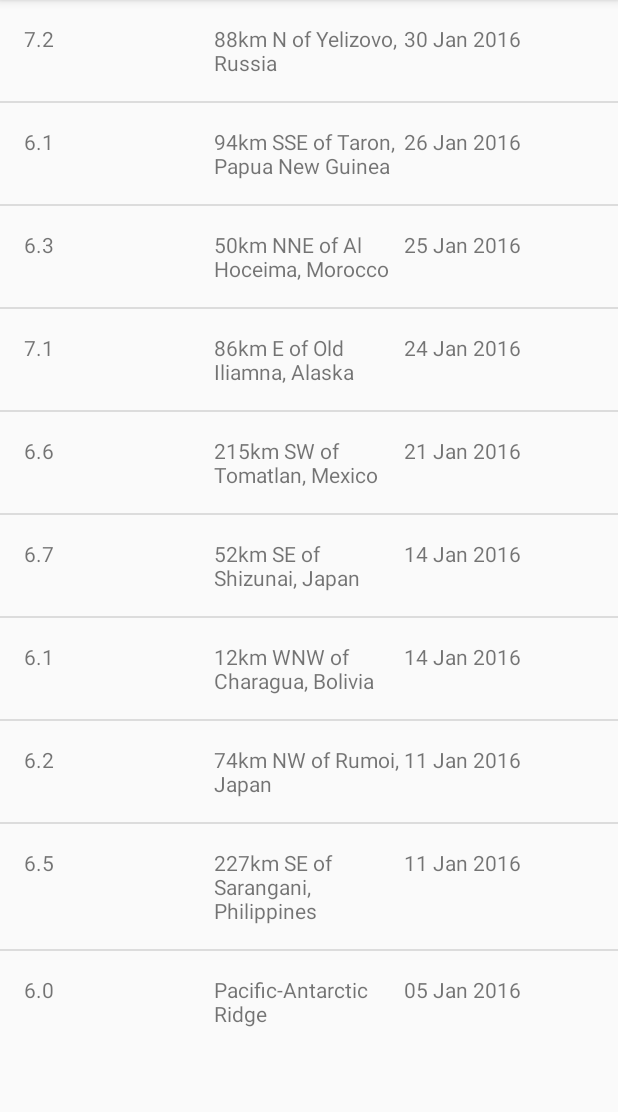
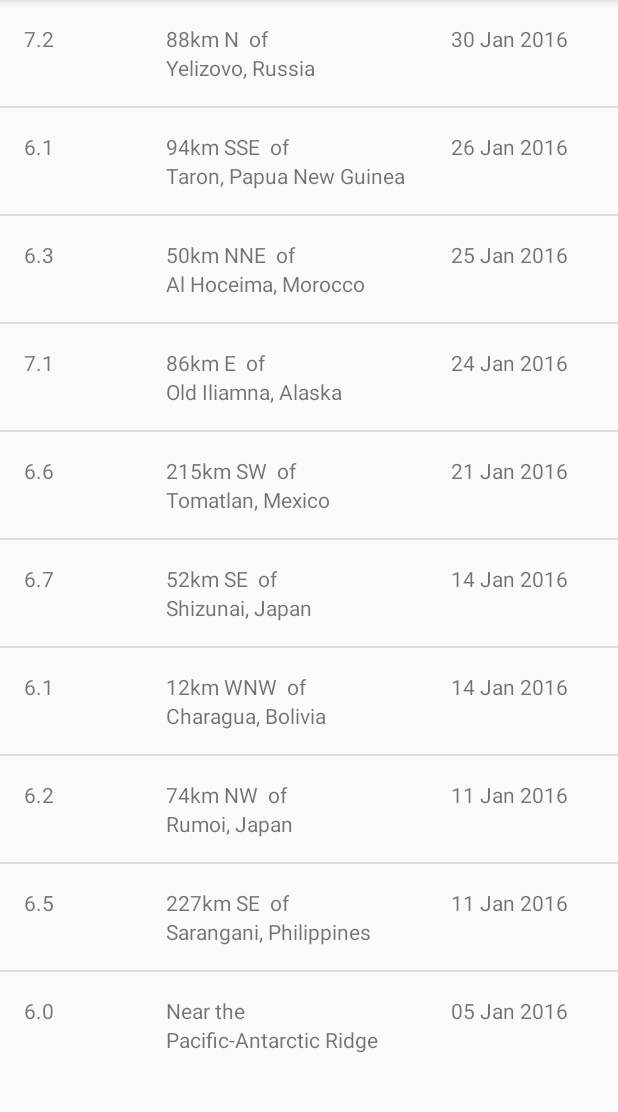
Before and after one commit to asariakevin/Quake-Report-App, an Android app: the screen it shows after launch (MainActivity), on a phone screen of 412 x 824 dp, the part 84-1196 px from its top. Run offline under Robolectric (Android 15) with nearby library versions, the phone set to English and light mode, and no system bars.

```diff
--- a/app/src/main/java/com/example/quakeapp/Earthquake.java
+++ b/app/src/main/java/com/example/quakeapp/Earthquake.java
@@ -2,14 +2,18 @@ package com.example.quakeapp;
 
 public class Earthquake {
 
+
+    private String distance;
     private  String location;
     private String magnitude;
     private  String date;
 
-    Earthquake(String magnitude,String location,String date){
+    Earthquake(String magnitude,String distance,String location,String date){
 
+
+        this.magnitude = magnitude;
+        this.distance = distance;
         this.location = location;
-        this.magnitude = magnitude;
         this.date = date;
     }
 
@@ -38,5 +42,14 @@ public class Earthquake {
         this.date = date;
     }
 
+    public String getDistance() {
+        return distance;
+    }
+
+    public void setDistance(String distance) {
+        this.distance = distance;
+    }
+
+
 
 }
--- a/app/src/main/java/com/example/quakeapp/EarthquakeAdapter.java
+++ b/app/src/main/java/com/example/quakeapp/EarthquakeAdapter.java
@@ -35,6 +35,9 @@ public class EarthquakeAdapter extends ArrayAdapter<Earthquake> {
         TextView magnitudeTextView = (TextView) listItemView.findViewById(R.id.magnitude);
         magnitudeTextView.setText(currentEarthQuake.getMagnitude());
 
+        TextView distanceTextView = (TextView) listItemView.findViewById(R.id.distance);
+        distanceTextView.setText(currentEarthQuake.getDistance());
+
         TextView locationTextView = (TextView) listItemView.findViewById(R.id.location);
         locationTextView.setText(currentEarthQuake.getLocation());
 
--- a/app/src/main/java/com/example/quakeapp/QueryUtils.java
+++ b/app/src/main/java/com/example/quakeapp/QueryUtils.java
@@ -55,15 +55,29 @@ public final class QueryUtils {
                     JSONObject properties = earthQuake.getJSONObject("properties");
 
                     Double magnitude = properties.getDouble("mag");
-                    String location = properties.getString("place");
+                    String locationAndDistance = properties.getString("place");
                     Long timeUnix = properties.getLong("time");
 
                     Date time = new Date(timeUnix);
                     SimpleDateFormat dateFormat = new SimpleDateFormat("DD MMM yyyy");
                     String dateToDisplay = dateFormat.format(time);
 
+                    String distance;
+                    String location;
+                    String splitString = "of";
+
+                    if( locationAndDistance.contains(splitString)){
+                        String [] arraySplits = locationAndDistance.split(splitString);
+                        distance = arraySplits[0] + " of";
+                        location = arraySplits[1].trim();
+
+                    }else{
+
+                        distance = "Near the";
+                        location = locationAndDistance;
+                    }
                     earthquakes.add( new Earthquake( magnitude.toString(),
-                            location,
+                           distance, location,
                             dateToDisplay));
 
                 }
--- a/app/src/main/res/layout/earthquake_list_item.xml
+++ b/app/src/main/res/layout/earthquake_list_item.xml
@@ -13,13 +13,28 @@
         android:layout_height="wrap_content"
         android:layout_weight="1"
         tools:text="3.1" />
+<LinearLayout
+    android:layout_width="0dp"
+    android:layout_height="wrap_content"
+    android:orientation="vertical"
+    android:layout_weight="2">
+
+    <TextView
+        android:id="@+id/distance"
+        android:layout_width="match_parent"
+        android:layout_height="0dp"
+        android:layout_weight="1"
+        tools:text="kenya" />
 
     <TextView
         android:id="@+id/location"
-        android:layout_width="0dp"
-        android:layout_height="wrap_content"
+        android:layout_width="match_parent"
+        android:layout_height="0dp"
         android:layout_weight="1"
         tools:text="kenya" />
+
+</LinearLayout>
+
 
     <TextView
         android:id="@+id/date"
```
